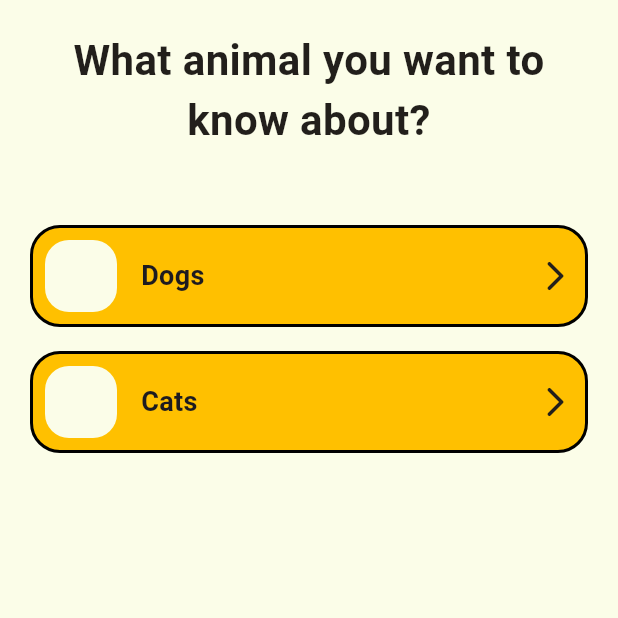
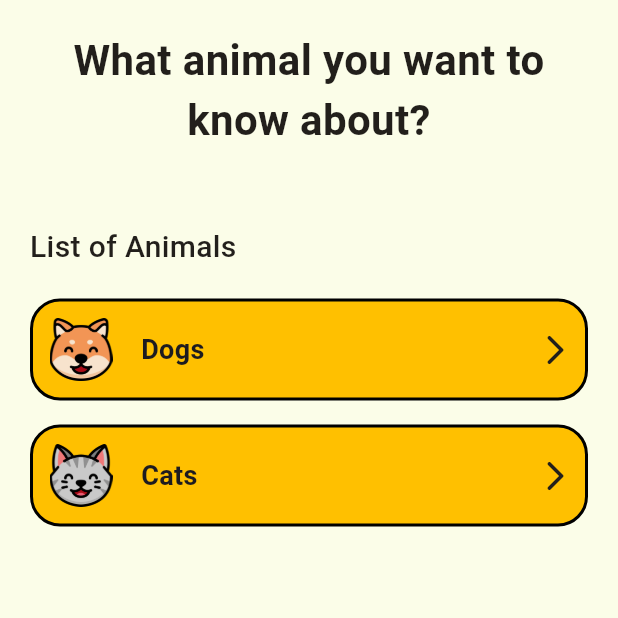
Before and after one commit to Keobiii/pawfacts, a Flutter app: the screen it shows after launch, on a phone screen of 412 x 824 dp, the top half of it. Run offline on Flutter 3.47's test engine with Material 3 defaults, Android fonts, the phone set to English and light mode, and no system bars; our stand-ins replace dio, flutter_riverpod, go_router, google_fonts, lottie.

Commit message:
add icons and fix alignment

```diff
--- a/lib/features/cats/presentation/pages/cat_facts_page.dart
+++ b/lib/features/cats/presentation/pages/cat_facts_page.dart
@@ -20,7 +20,8 @@ class CatFactsPage extends ConsumerWidget {
         child: Padding(
           padding: const EdgeInsets.all(24),
           child: Column(
-            crossAxisAlignment: CrossAxisAlignment.stretch,
+            crossAxisAlignment: CrossAxisAlignment.center,
+            mainAxisAlignment: MainAxisAlignment.start,
             children: [
               // Header
               Row(
@@ -75,8 +76,7 @@ class CatFactsPage extends ConsumerWidget {
               const SizedBox(height: 24),
 
               // Fact content
-              Expanded(
-                child: Center(
+              Center(
                 child: catFactState.when(
                   loading: () =>
                       CircularProgressIndicator(color: AppTheme.text),
@@ -115,13 +115,12 @@ class CatFactsPage extends ConsumerWidget {
                       SingleChildScrollView(child: FactCard(fact: fact.fact)),
                 ),
               ),
-              ),
 
-              const SizedBox(height: 24),
-
+              Spacer(),
               // Bottom buttons
               SizedBox(
                 height: 50,
+                width: double.infinity,
                 child: ElevatedButton.icon(
                   onPressed: () {
                     ref
--- a/lib/features/dogs/presentation/pages/dog_facts_page.dart
+++ b/lib/features/dogs/presentation/pages/dog_facts_page.dart
@@ -20,7 +20,8 @@ class DogFactsPage extends ConsumerWidget {
         child: Padding(
           padding: const EdgeInsets.all(24),
           child: Column(
-            crossAxisAlignment: CrossAxisAlignment.stretch,
+            crossAxisAlignment: CrossAxisAlignment.center,
+            mainAxisAlignment: MainAxisAlignment.start,
             children: [
               // Header
               Row(
@@ -75,8 +76,7 @@ class DogFactsPage extends ConsumerWidget {
               const SizedBox(height: 24),
 
               // Fact content
-              Expanded(
-                child: Center(
+              Center(
                 child: dogFactState.when(
                   loading: () =>
                       CircularProgressIndicator(color: AppTheme.text),
@@ -115,13 +115,12 @@ class DogFactsPage extends ConsumerWidget {
                       SingleChildScrollView(child: FactCard(fact: fact.fact)),
                 ),
               ),
-              ),
 
-              const SizedBox(height: 24),
-
+              Spacer(),
               // Bottom buttons
               SizedBox(
                 height: 50,
+                width: double.infinity,
                 child: ElevatedButton.icon(
                   onPressed: () {
                     ref
--- a/lib/features/home/presentation/home_page.dart
+++ b/lib/features/home/presentation/home_page.dart
@@ -1,14 +1,14 @@
 import 'package:flutter/material.dart';
 import 'package:go_router/go_router.dart';
 import 'package:pawfacts/core/theme/app_theme.dart';
+
+import 'widget/animal_card.dart';
 
 class HomePage extends StatelessWidget {
   const HomePage({super.key});
 
   @override
   Widget build(BuildContext context) {
-    final textTheme = Theme.of(context).textTheme;
-
     return Scaffold(
       backgroundColor: AppTheme.background,
       body: SafeArea(
@@ -29,18 +29,28 @@ class HomePage extends StatelessWidget {
                 ),
               ),
               const SizedBox(height: 50),
+              const Text(
+                'List of Animals',
+                style: TextStyle(
+                  fontSize: 20,
+                  fontWeight: FontWeight.w500,
+                  color: AppTheme.text,
+                ),
+                textAlign: TextAlign.center,
+              ),
+              const SizedBox(height: 20),
               Expanded(
                 child: Column(
                   children: [
-                    _AnimalCard(
+                    AnimalCard(
                       title: 'Dogs',
-                      icon: Icons.pets_rounded,
+                      icon: 'assets/icons/dog_icon.png',
                       onTap: () => context.go('/dogs'),
                     ),
                     const SizedBox(height: 16),
-                    _AnimalCard(
+                    AnimalCard(
                       title: 'Cats',
-                      icon: Icons.cruelty_free_rounded,
+                      icon: 'assets/icons/cat_icon.png',
                       onTap: () => context.go('/cats'),
                     ),
                   ],
@@ -53,62 +63,3 @@ class HomePage extends StatelessWidget {
     );
   }
 }
-
-class _AnimalCard extends StatelessWidget {
-  final String title;
-  final IconData icon;
-  final VoidCallback onTap;
-
-  const _AnimalCard({
-    required this.title,
-    required this.icon,
-    required this.onTap,
-  });
-
-  @override
-  Widget build(BuildContext context) {
-    return GestureDetector(
-      onTap: onTap,
-      child: Container(
-        decoration: BoxDecoration(
-          color: AppTheme.secondaryBg,
-          border: BoxBorder.all(color: AppTheme.border, width: 2),
-          borderRadius: BorderRadius.circular(20),
-        ),
-        child: Padding(
-          padding: const EdgeInsets.all(8),
-          child: Row(
-            children: [
-              Container(
-                width: 48,
-                height: 48,
-                decoration: BoxDecoration(
-                  color: AppTheme.background,
-                  borderRadius: BorderRadius.circular(16),
-                ),
-                child: Icon(icon, size: 30, color: AppTheme.background),
-              ),
-              const SizedBox(width: 16),
-              Expanded(
-                child: Row(
-                  mainAxisAlignment: MainAxisAlignment.spaceBetween,
-                  children: [
-                    Text(
-                      title,
-                      style: TextStyle(
-                        fontSize: 18,
-                        fontWeight: FontWeight.bold,
-                      ),
-                    ),
-                    const SizedBox(width: 10),
-                    Icon(Icons.arrow_forward_ios_rounded, color: AppTheme.text),
-                  ],
-                ),
-              ),
-            ],
-          ),
-        ),
-      ),
-    );
-  }
-}
--- /dev/null
+++ b/lib/features/home/presentation/widget/animal_card.dart
@@ -0,0 +1,65 @@
+import 'package:flutter/material.dart';
+
+import '../../../../core/theme/app_theme.dart';
+
+class AnimalCard extends StatelessWidget {
+  final String title;
+  final String icon;
+  final VoidCallback onTap;
+
+  const AnimalCard({
+    required this.title,
+    required this.icon,
+    required this.onTap,
+  });
+
+  @override
+  Widget build(BuildContext context) {
+    return GestureDetector(
+      onTap: onTap,
+      child: Container(
+        decoration: BoxDecoration(
+          color: AppTheme.secondaryBg,
+          border: BoxBorder.all(color: AppTheme.border, width: 2),
+          borderRadius: BorderRadius.circular(20),
+        ),
+        child: Padding(
+          padding: const EdgeInsets.all(8),
+          child: Row(
+            children: [
+              Container(
+                width: 48,
+                height: 48,
+                decoration: BoxDecoration(
+                  color: Colors.transparent,
+                  borderRadius: BorderRadius.circular(16),
+                ),
+                child: Padding(
+                  padding: const EdgeInsets.all(3.0),
+                  child: Image.asset(icon, fit: BoxFit.cover),
+                ),
+              ),
+              const SizedBox(width: 16),
+              Expanded(
+                child: Row(
+                  mainAxisAlignment: MainAxisAlignment.spaceBetween,
+                  children: [
+                    Text(
+                      title,
+                      style: TextStyle(
+                        fontSize: 18,
+                        fontWeight: FontWeight.bold,
+                      ),
+                    ),
+                    const SizedBox(width: 10),
+                    Icon(Icons.arrow_forward_ios_rounded, color: AppTheme.text),
+                  ],
+                ),
+              ),
+            ],
+          ),
+        ),
+      ),
+    );
+  }
+}
--- a/pubspec.yaml
+++ b/pubspec.yaml
@@ -23,3 +23,6 @@ dev_dependencies:
 
 flutter:
   uses-material-design: true
+
+  assets:
+    - assets/icons/
```
Also changed, not shown: assets/icons/cat_icon.png (added), assets/icons/dog_icon.png (added). Lines whose indentation alone changed are shown as unchanged.
